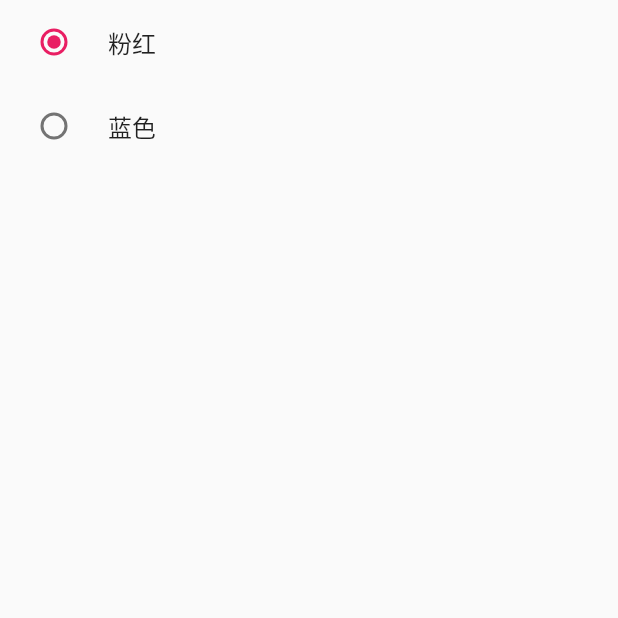
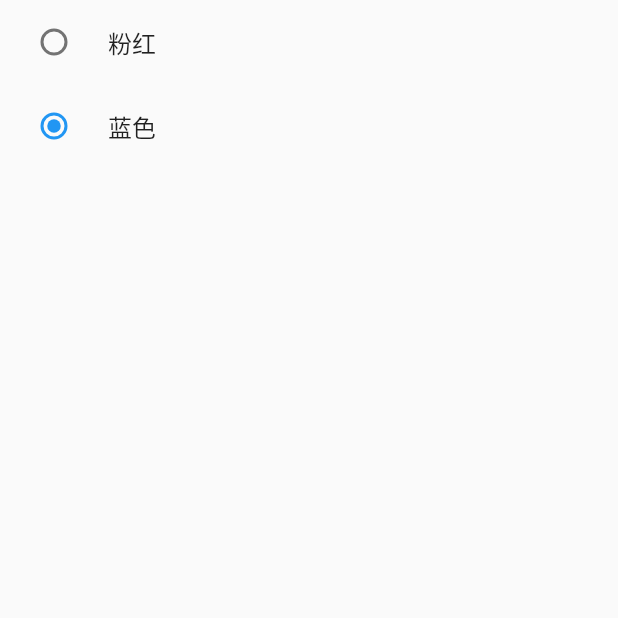
Before and after one commit to xutao123/flutter_wechat, a Flutter app: the SettingView screen opened directly, on a phone screen of 412 x 824 dp, the top half of it. Run offline on Flutter 3.47's test engine with Material 2 defaults, Android fonts, the phone set to English and light mode, and no system bars; our stand-ins replace flutter_redux, redux.

Commit message:
设置里面根据store中初始化存储的值来init 单选按钮选中状态

```diff
--- a/lib/activity/SettingView.dart
+++ b/lib/activity/SettingView.dart
@@ -9,11 +9,18 @@ class SettingView extends StatefulWidget {
 }
 
 class StateSetting extends State<SettingView> {
-
-    ThemeDatas _curThemeData = ThemeDatas.pink;
+    ThemeDatas _curThemeData;
 
   @override
   Widget build(BuildContext context) {
+      if (_curThemeData == null) {
+          Color initColor = StoreProvider.of<AppState>(context).state.themeColor;
+          if (initColor == Colors.pink) {
+              _curThemeData = ThemeDatas.pink;
+          } else {
+              _curThemeData = ThemeDatas.blue;
+          }
+      }
     return TitlessScaffold(
         body: Column(
             children: <Widget>[
```
